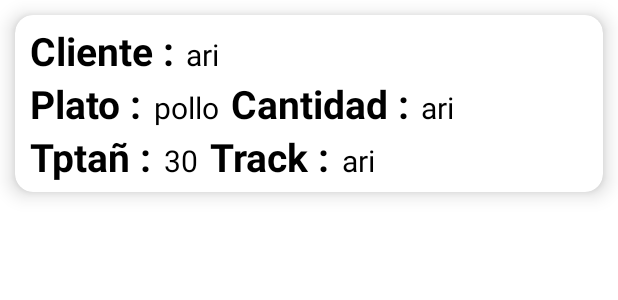
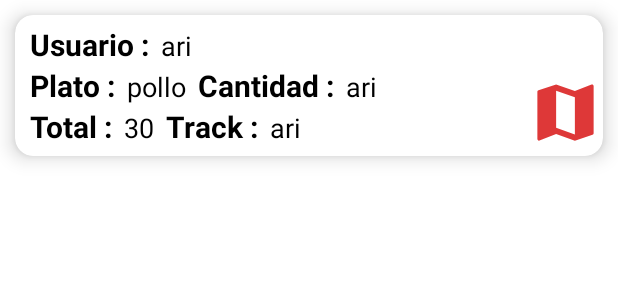
Before and after one commit to desk89/Restaurante_UNS, an Android app: the layout list_item.xml on its own in the app's theme, with its tools: preview values and no code run, on a phone screen of 412 x 824 dp. Shown: the top 300 px of the screen. Run offline under Robolectric (Android 15) with nearby library versions, the phone set to English and light mode, and no system bars.

Commit message:
lo ultimo y me voy a la mrd

```diff
--- a/app/src/main/java/com/example/restauranteuns/Pedido.kt
+++ b/app/src/main/java/com/example/restauranteuns/Pedido.kt
@@ -1,3 +1,3 @@
 package com.example.restauranteuns
 
-data class Pedido(var cantidad: String ?= null,var cliente:String ?= null,var nroTracking: Long ?=null,var plato:String ?= null,var total: Long?= null)
+data class Pedido(var cantidad: String ?= null,var usuario:String ?= null,var nroTracking: Long ?=null,var plato:String ?= null,var total: Long?= null)
--- /dev/null
+++ b/app/src/main/res/drawable/ic_baseline_map_24.xml
@@ -0,0 +1,5 @@
+<vector android:height="24dp" android:tint="#DE3838"
+    android:viewportHeight="24" android:viewportWidth="24"
+    android:width="24dp" xmlns:android="http://schemas.android.com/apk/res/android">
+    <path android:fillColor="@android:color/white" android:pathData="M20.5,3l-0.16,0.03L15,5.1 9,3 3.36,4.9c-0.21,0.07 -0.36,0.25 -0.36,0.48V20.5c0,0.28 0.22,0.5 0.5,0.5l0.16,-0.03L9,18.9l6,2.1 5.64,-1.9c0.21,-0.07 0.36,-0.25 0.36,-0.48V3.5c0,-0.28 -0.22,-0.5 -0.5,-0.5zM15,19l-6,-2.11V5l6,2.11V19z"/>
+</vector>
--- a/app/src/main/res/layout/list_item.xml
+++ b/app/src/main/res/layout/list_item.xml
@@ -26,19 +26,19 @@
             <TextView
                 android:layout_width="wrap_content"
                 android:layout_height="wrap_content"
-                android:text="Cliente :"
+                android:text="Usuario :"
                 android:textColor="@color/black"
-                android:textSize="26sp"
+                android:textSize="20sp"
                 android:textStyle="bold"/>
 
             <TextView
                 android:layout_width="wrap_content"
                 android:layout_height="wrap_content"
-                android:id="@+id/tvcliente"
+                android:id="@+id/tvusuario"
                 android:layout_marginStart="8dp"
                 android:text="ari"
                 android:textColor="@color/black"
-                android:textSize="20sp" />
+                android:textSize="18sp" />
 
 
 
@@ -58,7 +58,7 @@
                 android:layout_height="wrap_content"
                 android:text="Plato :"
                 android:textColor="@color/black"
-                android:textSize="26sp"
+                android:textSize="20sp"
                 android:textStyle="bold"/>
 
             <TextView
@@ -68,7 +68,7 @@
                 android:layout_marginStart="8dp"
                 android:text="pollo"
                 android:textColor="@color/black"
-                android:textSize="20sp" />
+                android:textSize="18sp" />
 
 
             <TextView
@@ -77,7 +77,7 @@
                 android:text="Cantidad :"
                 android:textColor="@color/black"
                 android:layout_marginStart="8dp"
-                android:textSize="26sp"
+                android:textSize="20sp"
                 android:textStyle="bold"/>
 
             <TextView
@@ -87,7 +87,7 @@
                 android:layout_marginStart="8dp"
                 android:text="ari"
                 android:textColor="@color/black"
-                android:textSize="20sp" />
+                android:textSize="18sp" />
 
 
         </LinearLayout>
@@ -102,9 +102,9 @@
             <TextView
                 android:layout_width="wrap_content"
                 android:layout_height="wrap_content"
-                android:text="Tptañ :"
+                android:text="Total :"
                 android:textColor="@color/black"
-                android:textSize="26sp"
+                android:textSize="20sp"
                 android:textStyle="bold"/>
 
             <TextView
@@ -114,7 +114,7 @@
                 android:layout_marginStart="8dp"
                 android:text="30"
                 android:textColor="@color/black"
-                android:textSize="20sp" />
+                android:textSize="18sp" />
 
 
             <TextView
@@ -123,7 +123,7 @@
                 android:text="Track :"
                 android:textColor="@color/black"
                 android:layout_marginStart="8dp"
-                android:textSize="26sp"
+                android:textSize="20sp"
                 android:textStyle="bold"/>
 
             <TextView
@@ -133,11 +133,20 @@
                 android:layout_marginStart="8dp"
                 android:text="ari"
                 android:textColor="@color/black"
-                android:textSize="20sp" />
+                android:textSize="18sp" />
 
         </LinearLayout>
 
 
+
     </LinearLayout>
 
+    <ImageView
+        android:id="@+id/map_button"
+        android:layout_width="50dp"
+        android:layout_height="50dp"
+        android:layout_gravity="end"
+        android:layout_marginTop="40dp"
+        android:src="@drawable/ic_baseline_map_24"></ImageView>
+
 </androidx.cardview.widget.CardView>
```
Also changed, not shown: app/src/main/java/com/example/restauranteuns/MyAdapter.kt (+7 -3 lines), app/src/main/res/layout/repartidor.xml (+33 -6 lines).
